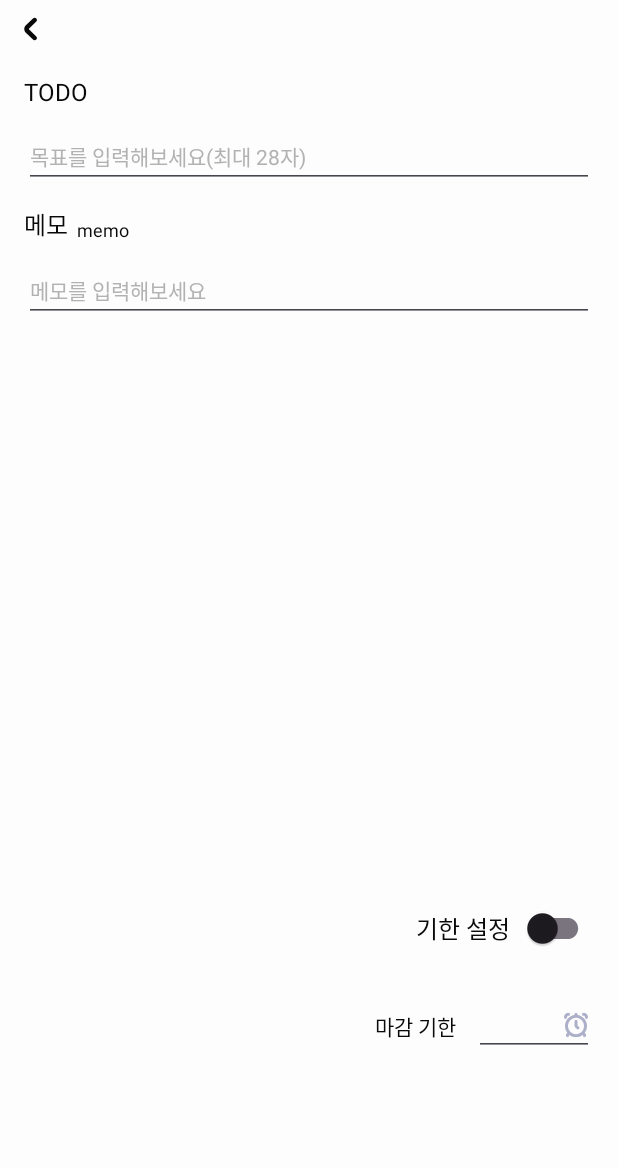
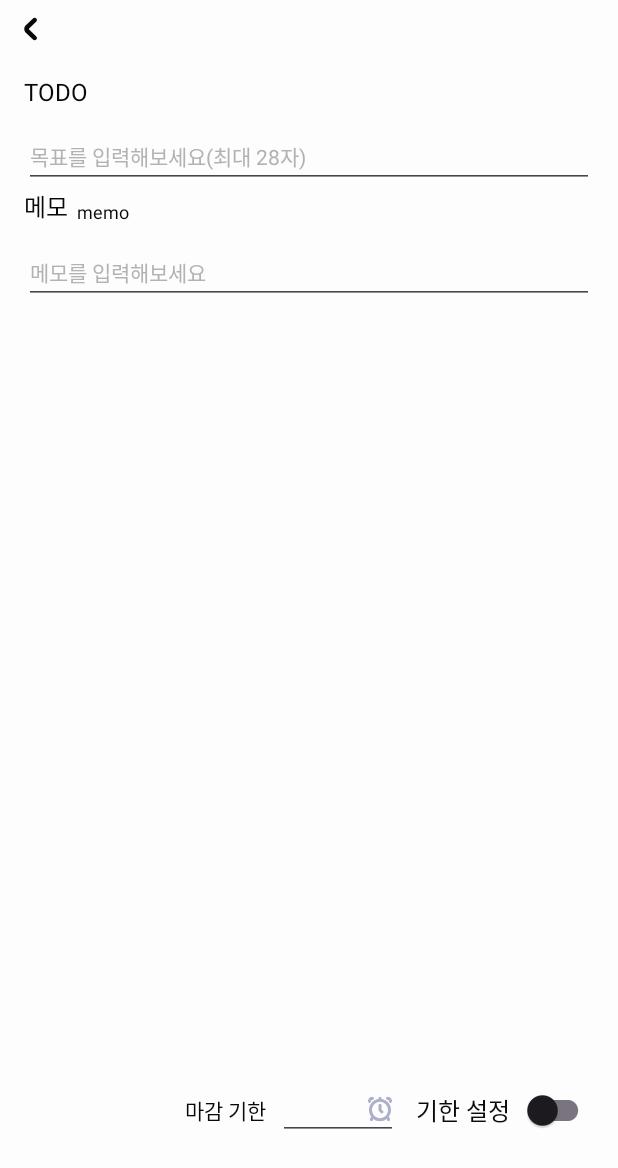
Before and after one commit to 1-Hee/Toit, an Android app built with Jetpack Compose: the fragment BoardModifyFragment placed in its activity, on a phone screen of 412 x 824 dp. Shown: the top 1168 px of the screen. Run offline under Robolectric (Android 15) with nearby library versions, the phone set to English and light mode, and no system bars; our stand-ins replace Room's generated code, RxJava, Timber, data binding; libraries missing offline, so code that uses them is left out: com.patrykandpatrick.vico; 3 statements that could not run were skipped.

Commit message:
240220 TODO 작성 페이지 레이아웃 변경, TODO 수정 페이지 유효성 검사 기능 추가(by bundle)

```diff
--- a/app/src/main/java/com/one/toit/data/dao/TaskDao.kt
+++ b/app/src/main/java/com/one/toit/data/dao/TaskDao.kt
@@ -10,4 +10,9 @@ interface TaskDao {
             "INNER JOIN table_task_information" +
             " ON task_id = fk_task_id")
     fun readTaskList(): List<Task>
+
+    @Query("SELECT * FROM table_task_registration " +
+            "INNER JOIN table_task_information" +
+            " ON task_id = fk_task_id WHERE COALESCE(task_complete, '') = ''")
+    fun readNotCompleteTaskList(): List<Task>
 }
--- a/app/src/main/java/com/one/toit/data/repository/TaskRepository.kt
+++ b/app/src/main/java/com/one/toit/data/repository/TaskRepository.kt
@@ -11,4 +11,7 @@ class TaskRepository(
     suspend fun readTaskList():List<Task> = withContext(Dispatchers.IO){
         return@withContext taskDao.readTaskList()
     }
+    suspend fun readNotCompleteTaskList():List<Task> = withContext(Dispatchers.IO){
+        return@withContext taskDao.readNotCompleteTaskList()
+    }
 }
--- a/app/src/main/java/com/one/toit/ui/activity/BoardActivity.kt
+++ b/app/src/main/java/com/one/toit/ui/activity/BoardActivity.kt
@@ -45,6 +45,10 @@ class BoardActivity : BaseActivity<ActivityBoardBinding>() {
         if(mTaskDTO!=null){
             bundle.putParcelable("taskDTO", mTaskDTO)
         }
+        // 할일 완료 여부
+        val isComplete = intent?.extras?.getBoolean("isComplete")?:false
+        bundle.putBoolean("isComplete", isComplete)
+        Timber.i("isComplete : %s", isComplete)
         navFragment(pgIndex = pageIndex, bundle = bundle)
         mBinding.setVariable(BR.title, titleArr[pageIndex])
         mBinding.setVariable(BR.actionName, actionName)
--- a/app/src/main/java/com/one/toit/ui/activity/SettingActivity.kt
+++ b/app/src/main/java/com/one/toit/ui/activity/SettingActivity.kt
@@ -394,6 +394,7 @@ fun AppSettingPage(
                     .padding(vertical = 8.dp)
                     .clickable { openLicenses() }
             )
+            // TODO 개인 정보 처리 방침
             Spacer(modifier = Modifier.height(16.dp))
             // 앱 설정 복원하기
             Text(
@@ -424,6 +425,7 @@ fun AppSettingPage(
                         showDeleteDialog = true
                     }
             )
+            // TODO 표시 문구 추가하기..?
             Spacer(modifier = Modifier.height(16.dp))
             // 광고 제거 하기
             Text(
--- a/app/src/main/java/com/one/toit/ui/compose/ui/unit/todo/ItemTodo.kt
+++ b/app/src/main/java/com/one/toit/ui/compose/ui/unit/todo/ItemTodo.kt
@@ -105,8 +105,10 @@ fun ItemTodo(
                 if (isSuccess) {
                     showPreViewDialog = true
                 } else {
+                    // TODO 이쪽에 콜백으로 바꾸기
                     intent.putExtra("pageIndex", 2)
                     intent.putExtra("taskDTO", taskDTO)
+                    intent.putExtra("isComplete", false)
                     context.startActivity(intent)
                 }
             }
--- a/app/src/main/java/com/one/toit/ui/compose/ui/unit/todo/TodoPreviewDialog.kt
+++ b/app/src/main/java/com/one/toit/ui/compose/ui/unit/todo/TodoPreviewDialog.kt
@@ -106,8 +106,10 @@ fun TodoPreviewDialog(
                     modifier = Modifier
                         .size(18.dp)
                         .clickable {
+                            // TODO 이쪽에 콜백으로 바꿔서, 리컴포지션 일어나게 하기
                             intent.putExtra("pageIndex", 1)
                             intent.putExtra("taskDTO", taskDTO)
+                            intent.putExtra("isComplete", true)
                             context.startActivity(intent)
                         },
                     tint = white
--- a/app/src/main/java/com/one/toit/ui/viewmodel/TaskViewModel.kt
+++ b/app/src/main/java/com/one/toit/ui/viewmodel/TaskViewModel.kt
@@ -3,10 +3,12 @@ package com.one.toit.ui.viewmodel
 import android.app.Application
 import androidx.lifecycle.AndroidViewModel
 import androidx.lifecycle.ViewModel
+import androidx.lifecycle.viewModelScope
 import com.one.toit.data.TaskDataBase
 import com.one.toit.data.model.Task
 import com.one.toit.data.repository.TaskInfoRepository
 import com.one.toit.data.repository.TaskRepository
+import kotlinx.coroutines.launch
 
 class TaskViewModel(
     private val application: Application
@@ -25,4 +27,8 @@ class TaskViewModel(
         return repository.readTaskList()
     }
 
+    suspend fun readNotCompleteTaskList():List<Task>{
+        return repository.readNotCompleteTaskList()
+    }
+
 }
--- a/app/src/main/res/layout/fragment_board_modify.xml
+++ b/app/src/main/res/layout/fragment_board_modify.xml
@@ -42,6 +42,10 @@
         <variable
             name="deadLineString"
             type="String" />
+        <!-- 완료 여부 -->
+        <variable
+            name="isComplete"
+            type="Boolean" />
     </data>
 
     <androidx.constraintlayout.widget.ConstraintLayout
@@ -76,16 +80,6 @@
             app:layout_constraintStart_toStartOf="parent"
             app:layout_constraintEnd_toEndOf="parent"
             >
-            <androidx.constraintlayout.widget.Guideline
-                android:id="@+id/gl_horizontal"
-                android:layout_width="0dp"
-                android:layout_height="0dp"
-                android:orientation="horizontal"
-                app:layout_constraintTop_toTopOf="parent"
-                app:layout_constraintBottom_toBottomOf="parent"
-                app:layout_constraintGuide_percent="0.70"
-                />
-
 
             <!-- title -->
             <androidx.appcompat.widget.AppCompatTextView
@@ -146,6 +140,15 @@
                 android:layout_marginLeft="6dp"
                 />
 
+            <ScrollView
+                android:id="@+id/sv_memo_todo"
+                android:layout_width="match_parent"
+                android:layout_height="0dp"
+                app:layout_constraintTop_toBottomOf="@id/tv_memo_title"
+                app:layout_constraintBottom_toTopOf="@id/sw_todo_limit"
+                app:layout_constraintStart_toStartOf="parent"
+                android:layout_marginTop="12dp"
+                >
                 <androidx.appcompat.widget.AppCompatEditText
                     android:id="@+id/et_memo_todo"
                     android:layout_width="match_parent"
@@ -155,12 +158,9 @@
                     android:textColor="@color/mono600"
                     android:textColorHint="@color/mono400"
                     android:hint="메모를 입력해보세요"
-                app:layout_constraintTop_toBottomOf="@id/tv_memo_title"
-                app:layout_constraintStart_toStartOf="parent"
-                android:layout_marginTop="12dp"
                     android:includeFontPadding="false"
                     />
-
+            </ScrollView>
             <!-- 기한 설정 -->
             <androidx.appcompat.widget.AppCompatTextView
                 android:id="@+id/tv_todo_limit_indicator"
@@ -169,10 +169,10 @@
                 android:textSize="16sp"
                 android:textColor="@color/black"
                 android:text="기한 설정"
+                app:layout_constraintTop_toTopOf="@id/sw_todo_limit"
+                app:layout_constraintBottom_toBottomOf="@id/sw_todo_limit"
                 app:layout_constraintEnd_toStartOf="@id/sw_todo_limit"
-                app:layout_constraintBottom_toBottomOf="@id/sw_todo_limit"
-                app:layout_constraintTop_toTopOf="@id/sw_todo_limit"
-                android:layout_marginRight="8dp"
+                android:layout_marginEnd="8dp"
                 />
 
             <androidx.appcompat.widget.SwitchCompat
@@ -180,27 +180,29 @@
                 android:layout_width="wrap_content"
                 android:layout_height="wrap_content"
                 app:layout_constraintEnd_toEndOf="parent"
-                app:layout_constraintTop_toBottomOf="@id/gl_horizontal"
-                app:layout_constraintBottom_toTopOf="@id/et_limit_input"
-                android:layout_marginBottom="10dp"
+                app:layout_constraintBottom_toBottomOf="parent"
+                app:layout_constraintTop_toBottomOf="@id/sv_memo_todo"
+                android:layout_marginTop="12dp"
+                android:layout_marginBottom="48dp"
                 android:checked="@{isLimit}"
+                android:enabled="@{!isComplete}"
                 android:onClick="@{(v)->click.onViewClick(v)}"
                 />
 
-            <!-- 마감기한 선택창 -->
+            <!-- 마감기한 가이드 -->
             <androidx.appcompat.widget.AppCompatTextView
                 android:id="@+id/tv_todo_limit_desc"
                 android:layout_width="wrap_content"
                 android:layout_height="wrap_content"
                 android:text="@{limitDescription}"
                 android:textColor="@color/mono700"
-                android:textSize="8sp"
-                app:layout_constraintBottom_toTopOf="@id/et_limit_input"
+                android:textSize="11sp"
                 app:layout_constraintEnd_toEndOf="@id/sw_todo_limit"
                 app:layout_constraintTop_toBottomOf="@id/sw_todo_limit"
-                android:layout_marginBottom="10dp"
+                tools:text="가이드 텍스트"
                 />
 
+            <!-- 마감기한 선택 팝업 -->
             <androidx.appcompat.widget.AppCompatTextView
                 android:id="@+id/tv_limit_title"
                 android:layout_width="wrap_content"
@@ -209,9 +211,9 @@
                 android:textSize="14sp"
                 android:textColor="@color/black"
                 app:layout_constraintEnd_toStartOf="@id/et_limit_input"
-                app:layout_constraintTop_toTopOf="@id/et_limit_input"
-                app:layout_constraintBottom_toBottomOf="@id/et_limit_input"
-                android:layout_marginRight="12dp"
+                app:layout_constraintTop_toTopOf="@id/sw_todo_limit"
+                app:layout_constraintBottom_toBottomOf="@id/sw_todo_limit"
+                android:layout_marginEnd="8dp"
                 android:visibility="@{isLimit?View.VISIBLE:View.GONE}"
                 />
 
@@ -219,27 +221,25 @@
                 android:id="@+id/et_limit_input"
                 android:layout_width="wrap_content"
                 android:layout_height="wrap_content"
-                android:text="@{deadLineString}"
-                android:textSize="14sp"
-                android:textColor="@color/black"
-                android:textColorHint="@color/mono100"
-                android:textAlignment="center"
                 android:drawableRight="@drawable/ic_time"
                 android:drawablePadding="4dp"
                 android:ems="5"
                 android:focusable="false"
                 android:focusableInTouchMode="false"
                 android:inputType="time"
-                app:layout_constraintEnd_toEndOf="parent"
-                app:layout_constraintTop_toBottomOf="@id/tv_todo_limit_desc"
-                app:layout_constraintBottom_toBottomOf="@id/et_limit_input"
-                android:layout_marginBottom="24dp"
                 android:onClick="@{(v)->click.onViewClick(v)}"
+                android:text="@{deadLineString}"
+                android:textAlignment="center"
+                android:textColor="@{!isComplete?@color/black:@color/mono600}"
+                android:textColorHint="@color/mono100"
+                android:textSize="14sp"
+                android:enabled="@{!isComplete}"
                 android:visibility="@{isLimit?View.VISIBLE:View.GONE}"
-                tools:text="12:34"
-                />
-
+                app:layout_constraintEnd_toStartOf="@id/tv_todo_limit_indicator"
+                app:layout_constraintTop_toTopOf="@id/sw_todo_limit"
+                app:layout_constraintBottom_toBottomOf="@id/sw_todo_limit"
+                android:layout_marginEnd="12dp"
+                tools:text="12:34" />
         </androidx.constraintlayout.widget.ConstraintLayout>
-
     </androidx.constraintlayout.widget.ConstraintLayout>
 </layout>
```
Also changed, not shown: app/src/main/java/com/one/toit/ui/compose/ui/page/TodoPage.kt (+22 -2 lines), app/src/main/java/com/one/toit/ui/fragment/board/BoardModifyFragment.kt (+13 -2 lines), app/src/main/res/layout/fragment_board_write.xml (+21 -28 lines). Lines whose indentation alone changed are shown as unchanged.
